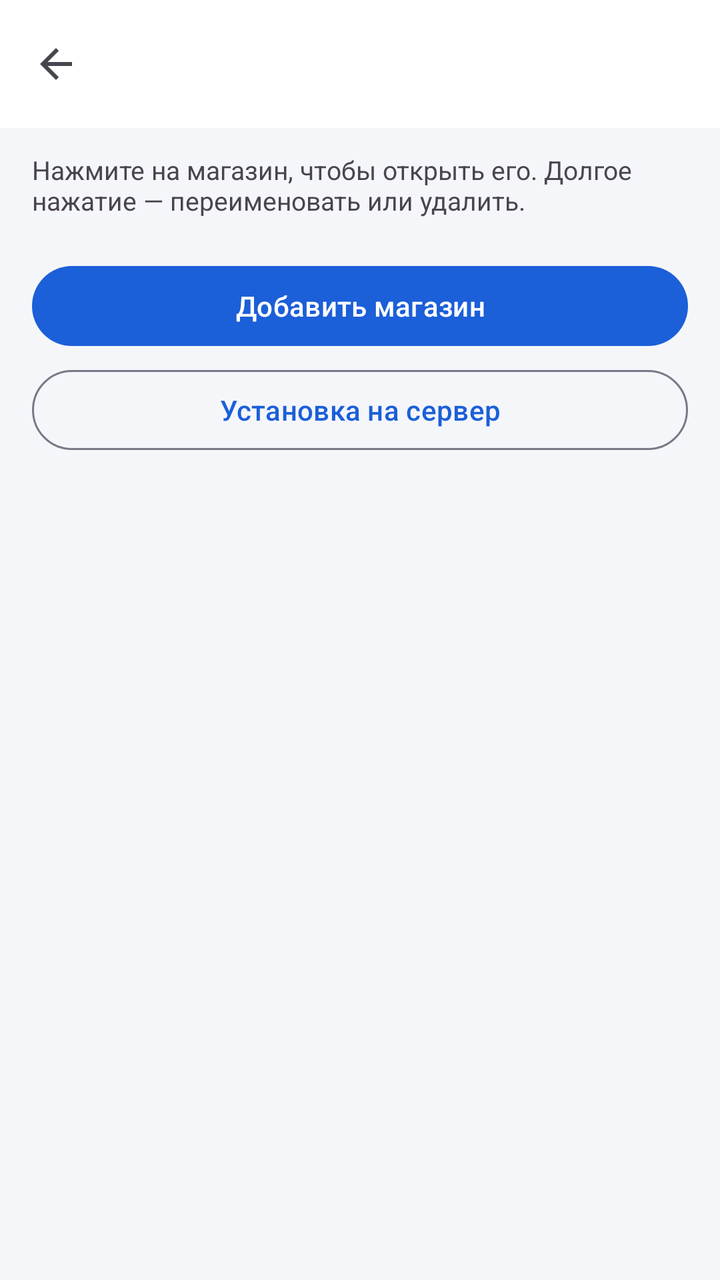
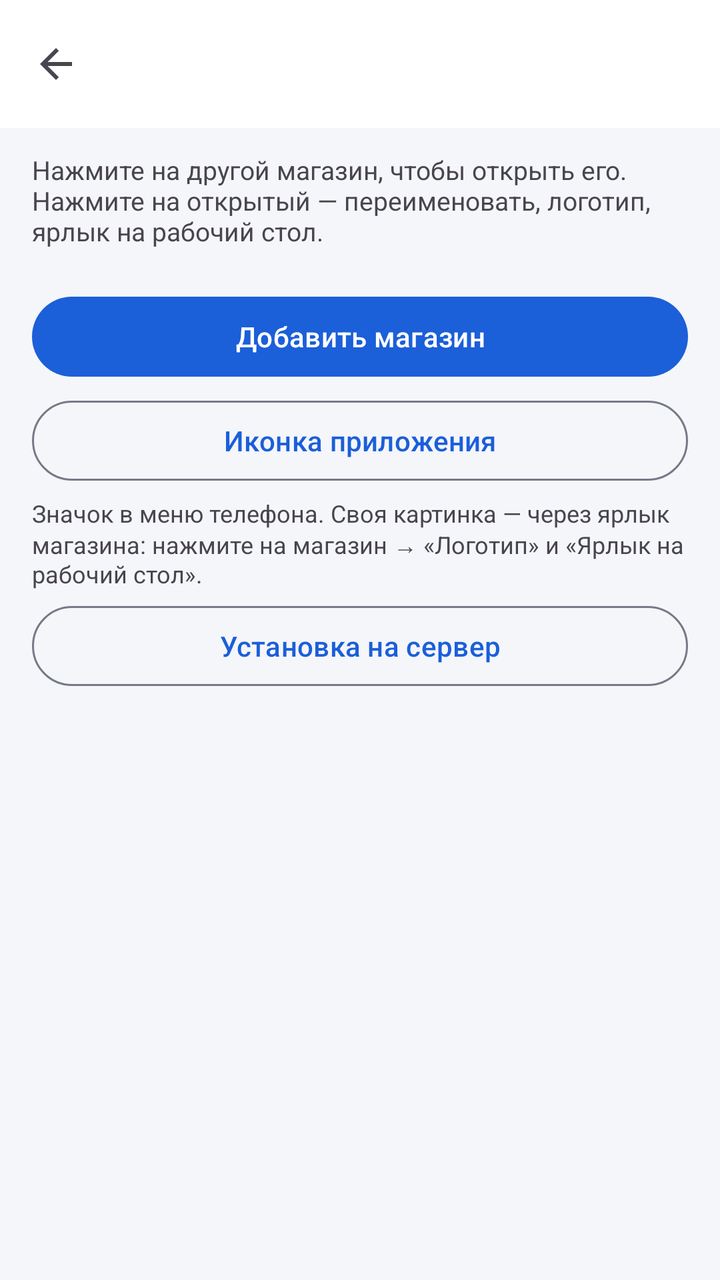

Screens rendered from an Android XML layout before and after an edit, with the pre-edit source and the edit as a unified diff.
<!-- AndroidManifest.xml: application theme Theme.CRMSistems -->
<!-- res/layout/activity_shops.xml -->
<?xml version="1.0" encoding="utf-8"?>
<LinearLayout xmlns:android="http://schemas.android.com/apk/res/android"
    android:id="@+id/root"
    android:layout_width="match_parent"
    android:layout_height="match_parent"
    android:background="?android:attr/colorBackground"
    android:orientation="vertical">

    <include
        android:id="@+id/appbarInc"
        layout="@layout/view_toolbar" />

    <androidx.core.widget.NestedScrollView
        android:id="@+id/scroll"
        android:layout_width="match_parent"
        android:layout_height="0dp"
        android:layout_weight="1">

        <LinearLayout
            android:layout_width="match_parent"
            android:layout_height="wrap_content"
            android:orientation="vertical"
            android:paddingBottom="24dp">

            <TextView
                android:id="@+id/intro"
                android:layout_width="wrap_content"
                android:layout_height="wrap_content"
                android:layout_marginStart="16dp"
                android:layout_marginTop="12dp"
                android:layout_marginEnd="16dp"
                android:text="@string/shops_intro"
                android:textColor="?android:attr/textColorSecondary"
                android:textSize="13sp" />

            <com.google.android.material.card.MaterialCardView
                style="@style/Widget.Crm.Card"
                android:layout_width="match_parent"
                android:layout_height="wrap_content">

                <LinearLayout
                    android:id="@+id/list"
                    android:layout_width="match_parent"
                    android:layout_height="wrap_content"
                    android:orientation="vertical" />
            </com.google.android.material.card.MaterialCardView>

            <com.google.android.material.button.MaterialButton
                android:id="@+id/add"
                android:layout_width="match_parent"
                android:layout_height="wrap_content"
                android:layout_marginStart="16dp"
                android:layout_marginTop="12dp"
                android:layout_marginEnd="16dp"
                android:text="@string/shops_add"
                android:icon="@drawable/ic_add" />

            <com.google.android.material.button.MaterialButton
                android:id="@+id/deploy"
                style="@style/Widget.Material3.Button.OutlinedButton"
                android:layout_width="match_parent"
                android:layout_height="wrap_content"
                android:layout_marginStart="16dp"
                android:layout_marginTop="4dp"
                android:layout_marginEnd="16dp"
                android:text="@string/deploy_title" />
        </LinearLayout>
    </androidx.core.widget.NestedScrollView>
</LinearLayout>
<!-- res/layout/view_toolbar.xml (included above) -->
<?xml version="1.0" encoding="utf-8"?>
<com.google.android.material.appbar.AppBarLayout xmlns:android="http://schemas.android.com/apk/res/android"
    xmlns:app="http://schemas.android.com/apk/res-auto"
    android:id="@+id/appBar"
    android:layout_width="match_parent"
    android:layout_height="wrap_content">

    <com.google.android.material.appbar.MaterialToolbar
        android:id="@+id/toolbar"
        android:layout_width="match_parent"
        android:layout_height="?attr/actionBarSize"
        app:navigationIcon="@drawable/ic_arrow_back" />
</com.google.android.material.appbar.AppBarLayout>
<!-- resources referenced by this layout -->
<resources>
  <!-- drawable ic_add (drawable) -->
  <vector xmlns:android="http://schemas.android.com/apk/res/android"
      android:width="24dp"
      android:height="24dp"
      android:viewportWidth="24"
      android:viewportHeight="24"
      android:tint="?attr/colorControlNormal">
      <path
          android:fillColor="@android:color/white"
          android:pathData="M19,13h-6v6h-2v-6H5v-2h6V5h2v6h6v2z" />
  </vector>
  <!-- drawable ic_arrow_back (drawable) -->
  <vector xmlns:android="http://schemas.android.com/apk/res/android"
      android:width="24dp"
      android:height="24dp"
      android:viewportWidth="24"
      android:viewportHeight="24"
      android:tint="?attr/colorControlNormal">
      <path
          android:fillColor="@android:color/white"
          android:pathData="M20,11H7.83l5.59,-5.59L12,4l-8,8 8,8 1.41,-1.41L7.83,13H20v-2z" />
  </vector>
  <string name="deploy_title">Установка на сервер</string>
  <string name="shops_add">Добавить магазин</string>
  <string name="shops_intro">Нажмите на магазин, чтобы открыть его. Долгое нажатие — переименовать или удалить.</string>
  <style name="Widget.Crm.Card" parent="Widget.Material3.CardView.Elevated">
          <item name="cardCornerRadius">18dp</item>
          <item name="cardElevation">0dp</item>
          <item name="strokeWidth">1dp</item>
          <item name="strokeColor">?attr/colorOutlineVariant</item>
          <item name="android:layout_marginStart">12dp</item>
          <item name="android:layout_marginEnd">12dp</item>
          <item name="android:layout_marginTop">8dp</item>
      </style>
  <style name="Theme.CRMSistems" parent="Base.Theme.CRMSistems" />
  <style name="Base.Theme.CRMSistems" parent="Theme.Material3.DayNight.NoActionBar">
          <item name="colorPrimary">#1B5FD9</item>
          <item name="colorOnPrimary">#FFFFFF</item>
          <item name="colorPrimaryContainer">#DCE6FF</item>
          <item name="colorOnPrimaryContainer">#001B4B</item>
  
          <item name="colorSecondary">#00875A</item>
          <item name="colorOnSecondary">#FFFFFF</item>
          <item name="colorSecondaryContainer">#C6F2E1</item>
          <item name="colorOnSecondaryContainer">#00281A</item>
  
          <item name="colorTertiary">#7A5AF8</item>
          <item name="colorOnTertiary">#FFFFFF</item>
          <item name="colorTertiaryContainer">#E7DEFF</item>
          <item name="colorOnTertiaryContainer">#22005D</item>
  
          <item name="colorError">#BA1A1A</item>
          <item name="colorOnError">#FFFFFF</item>
          <item name="colorErrorContainer">#FFDAD6</item>
          <item name="colorOnErrorContainer">#410002</item>
  
          <item name="android:colorBackground">#F5F6FA</item>
          <item name="colorOnBackground">#191C22</item>
          <item name="colorSurface">#FFFFFF</item>
          <item name="colorOnSurface">#191C22</item>
          <item name="colorSurfaceVariant">#E2E4EE</item>
          <item name="colorOnSurfaceVariant">#454A56</item>
          <item name="colorOutline">#767A87</item>
          <item name="colorOutlineVariant">#C6C9D4</item>
  
          <item name="android:windowLightStatusBar">true</item>
          <item name="android:windowLightNavigationBar">true</item>
          <item name="android:statusBarColor" tools:targetApi="21">@android:color/transparent</item>
          <item name="android:navigationBarColor" tools:targetApi="21">@android:color/transparent</item>
      </style>
</resources>

<!-- the commit's change to res/layout/activity_shops.xml (unified diff, before → after) -->
@@ -56,6 +56,27 @@
                 android:icon="@drawable/ic_add" />
 
             <com.google.android.material.button.MaterialButton
+                android:id="@+id/appIcon"
+                style="@style/Widget.Material3.Button.OutlinedButton"
+                android:layout_width="match_parent"
+                android:layout_height="wrap_content"
+                android:layout_marginStart="16dp"
+                android:layout_marginTop="4dp"
+                android:layout_marginEnd="16dp"
+                android:text="@string/app_icon_title" />
+
+            <TextView
+                android:id="@+id/appIconHint"
+                android:layout_width="wrap_content"
+                android:layout_height="wrap_content"
+                android:layout_marginStart="16dp"
+                android:layout_marginTop="4dp"
+                android:layout_marginEnd="16dp"
+                android:text="@string/app_icon_hint"
+                android:textColor="?android:attr/textColorSecondary"
+                android:textSize="12sp" />
+
+            <com.google.android.material.button.MaterialButton
                 android:id="@+id/deploy"
                 style="@style/Widget.Material3.Button.OutlinedButton"
                 android:layout_width="match_parent"
<!-- resource entries referenced after the edit -->
@@ -22,9 +22,11 @@
           android:fillColor="@android:color/white"
           android:pathData="M20,11H7.83l5.59,-5.59L12,4l-8,8 8,8 1.41,-1.41L7.83,13H20v-2z" />
   </vector>
+  <string name="app_icon_hint">Значок в меню телефона. Своя картинка — через ярлык магазина: нажмите на магазин → «Логотип» и «Ярлык на рабочий стол».</string>
+  <string name="app_icon_title">Иконка приложения</string>
   <string name="deploy_title">Установка на сервер</string>
   <string name="shops_add">Добавить магазин</string>
-  <string name="shops_intro">Нажмите на магазин, чтобы открыть его. Долгое нажатие — переименовать или удалить.</string>
+  <string name="shops_intro">Нажмите на другой магазин, чтобы открыть его. Нажмите на открытый — переименовать, логотип, ярлык на рабочий стол.</string>
   <style name="Widget.Crm.Card" parent="Widget.Material3.CardView.Elevated">
           <item name="cardCornerRadius">18dp</item>
           <item name="cardElevation">0dp</item>
